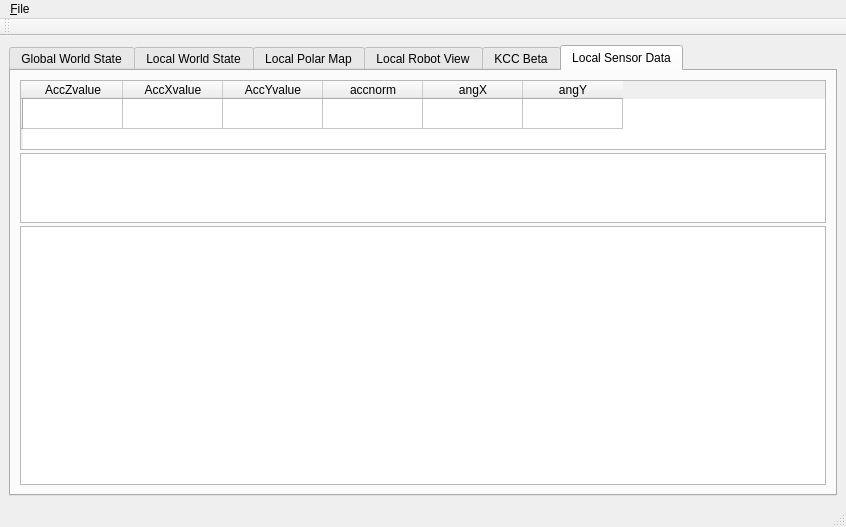
First picture: the form in GUITools/KMonitor/KMonitor.ui, repository kouretes/Monas, before the edit.
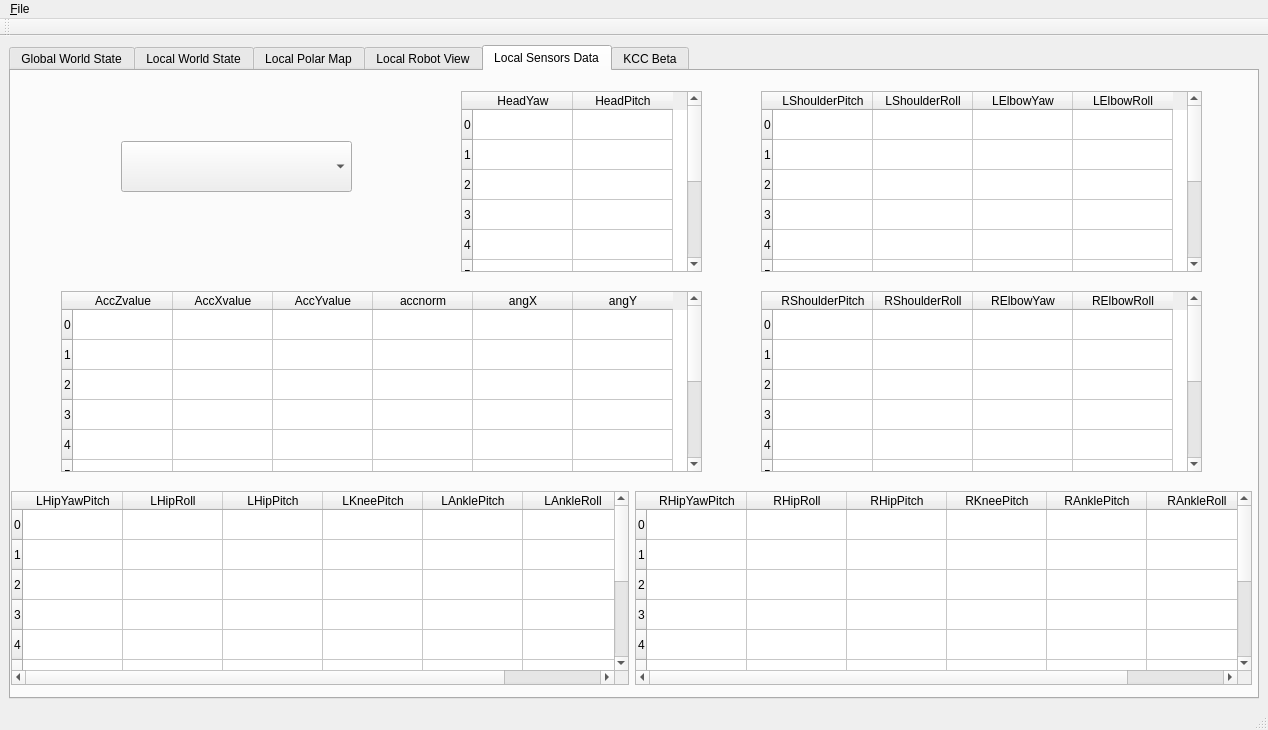
Second picture: the form after the edit. The open tabs and pages were chosen to show the change. Custom widgets are drawn as their Qt base class.

Commit message: Local Sensors Data first commit

What changed in the file:
```diff
--- a/GUITools/KMonitor/KMonitor.ui
+++ b/GUITools/KMonitor/KMonitor.ui
@@ -6,8 +6,8 @@
    <rect>
     <x>0</x>
     <y>0</y>
-    <width>846</width>
-    <height>527</height>
+    <width>1268</width>
+    <height>730</height>
    </rect>
   </property>
   <property name="windowTitle">
@@ -286,88 +286,564 @@
         </item>
        </layout>
       </widget>
+      <widget class="QWidget" name="LSDTab">
+       <attribute name="title">
+        <string>Local Sensors Data</string>
+       </attribute>
+       <widget class="QWidget" name="horizontalLayoutWidget">
+        <property name="geometry">
+         <rect>
+          <x>0</x>
+          <y>420</y>
+          <width>1241</width>
+          <height>194</height>
+         </rect>
+        </property>
+        <layout class="QHBoxLayout" name="horizontalLayout_11">
+         <item>
+          <widget class="QTableWidget" name="LSDLLegTableWidget">
+           <row>
+            <property name="text">
+             <string>0</string>
+            </property>
+           </row>
+           <row>
+            <property name="text">
+             <string>1</string>
+            </property>
+           </row>
+           <row>
+            <property name="text">
+             <string>2</string>
+            </property>
+           </row>
+           <row>
+            <property name="text">
+             <string>3</string>
+            </property>
+           </row>
+           <row>
+            <property name="text">
+             <string>4</string>
+            </property>
+           </row>
+           <row>
+            <property name="text">
+             <string>5</string>
+            </property>
+           </row>
+           <row>
+            <property name="text">
+             <string>6</string>
+            </property>
+           </row>
+           <row>
+            <property name="text">
+             <string>7</string>
+            </property>
+           </row>
+           <row>
+            <property name="text">
+             <string>8</string>
+            </property>
+           </row>
+           <row>
+            <property name="text">
+             <string>9</string>
+            </property>
+           </row>
+           <column>
+            <property name="text">
+             <string>LHipYawPitch</string>
+            </property>
+           </column>
+           <column>
+            <property name="text">
+             <string>LHipRoll</string>
+            </property>
+           </column>
+           <column>
+            <property name="text">
+             <string>LHipPitch</string>
+            </property>
+           </column>
+           <column>
+            <property name="text">
+             <string>LKneePitch</string>
+            </property>
+           </column>
+           <column>
+            <property name="text">
+             <string>LAnklePitch</string>
+            </property>
+           </column>
+           <column>
+            <property name="text">
+             <string>LAnkleRoll</string>
+            </property>
+           </column>
+          </widget>
+         </item>
+         <item>
+          <widget class="QTableWidget" name="LSDRLegTableWidget">
+           <row>
+            <property name="text">
+             <string>0</string>
+            </property>
+           </row>
+           <row>
+            <property name="text">
+             <string>1</string>
+            </property>
+           </row>
+           <row>
+            <property name="text">
+             <string>2</string>
+            </property>
+           </row>
+           <row>
+            <property name="text">
+             <string>3</string>
+            </property>
+           </row>
+           <row>
+            <property name="text">
+             <string>4</string>
+            </property>
+           </row>
+           <row>
+            <property name="text">
+             <string>5</string>
+            </property>
+           </row>
+           <row>
+            <property name="text">
+             <string>6</string>
+            </property>
+           </row>
+           <row>
+            <property name="text">
+             <string>7</string>
+            </property>
+           </row>
+           <row>
+            <property name="text">
+             <string>8</string>
+            </property>
+           </row>
+           <row>
+            <property name="text">
+             <string>9</string>
+            </property>
+           </row>
+           <column>
+            <property name="text">
+             <string>RHipYawPitch</string>
+            </property>
+           </column>
+           <column>
+            <property name="text">
+             <string>RHipRoll</string>
+            </property>
+           </column>
+           <column>
+            <property name="text">
+             <string>RHipPitch</string>
+            </property>
+           </column>
+           <column>
+            <property name="text">
+             <string>RKneePitch</string>
+            </property>
+           </column>
+           <column>
+            <property name="text">
+             <string>RAnklePitch</string>
+            </property>
+           </column>
+           <column>
+            <property name="text">
+             <string>RAnkleRoll</string>
+            </property>
+           </column>
+          </widget>
+         </item>
+        </layout>
+       </widget>
+       <widget class="QTableWidget" name="LSDRArmTableWidget">
+        <property name="geometry">
+         <rect>
+          <x>750</x>
+          <y>220</y>
+          <width>441</width>
+          <height>181</height>
+         </rect>
+        </property>
+        <row>
+         <property name="text">
+          <string>0</string>
+         </property>
+        </row>
+        <row>
+         <property name="text">
+          <string>1</string>
+         </property>
+        </row>
+        <row>
+         <property name="text">
+          <string>2</string>
+         </property>
+        </row>
+        <row>
+         <property name="text">
+          <string>3</string>
+         </property>
+        </row>
+        <row>
+         <property name="text">
+          <string>4</string>
+         </property>
+        </row>
+        <row>
+         <property name="text">
+          <string>5</string>
+         </property>
+        </row>
+        <row>
+         <property name="text">
+          <string>6</string>
+         </property>
+        </row>
+        <row>
+         <property name="text">
+          <string>7</string>
+         </property>
+        </row>
+        <row>
+         <property name="text">
+          <string>8</string>
+         </property>
+        </row>
+        <row>
+         <property name="text">
+          <string>9</string>
+         </property>
+        </row>
+        <column>
+         <property name="text">
+          <string>RShoulderPitch</string>
+         </property>
+        </column>
+        <column>
+         <property name="text">
+          <string>RShoulderRoll</string>
+         </property>
+        </column>
+        <column>
+         <property name="text">
+          <string>RElbowYaw</string>
+         </property>
+        </column>
+        <column>
+         <property name="text">
+          <string>RElbowRoll</string>
+         </property>
+        </column>
+       </widget>
+       <widget class="QTableWidget" name="LSDLArmTableWidget">
+        <property name="geometry">
+         <rect>
+          <x>750</x>
+          <y>20</y>
+          <width>441</width>
+          <height>181</height>
+         </rect>
+        </property>
+        <row>
+         <property name="text">
+          <string>0</string>
+         </property>
+        </row>
+        <row>
+         <property name="text">
+          <string>1</string>
+         </property>
+        </row>
+        <row>
+         <property name="text">
+          <string>2</string>
+         </property>
+        </row>
+        <row>
+         <property name="text">
+          <string>3</string>
+         </property>
+        </row>
+        <row>
+         <property name="text">
+          <string>4</string>
+         </property>
+        </row>
+        <row>
+         <property name="text">
+          <string>5</string>
+         </property>
+        </row>
+        <row>
+         <property name="text">
+          <string>6</string>
+         </property>
+        </row>
+        <row>
+         <property name="text">
+          <string>7</string>
+         </property>
+        </row>
+        <row>
+         <property name="text">
+          <string>8</string>
+         </property>
+        </row>
+        <row>
+         <property name="text">
+          <string>9</string>
+         </property>
+        </row>
+        <column>
+         <property name="text">
+          <string>LShoulderPitch</string>
+         </property>
+        </column>
+        <column>
+         <property name="text">
+          <string>LShoulderRoll</string>
+         </property>
+        </column>
+        <column>
+         <property name="text">
+          <string>LElbowYaw</string>
+         </property>
+        </column>
+        <column>
+         <property name="text">
+          <string>LElbowRoll</string>
+         </property>
+        </column>
+       </widget>
+       <widget class="QTableWidget" name="LSDInertialTableWidget">
+        <property name="geometry">
+         <rect>
+          <x>50</x>
+          <y>220</y>
+          <width>641</width>
+          <height>181</height>
+         </rect>
+        </property>
+        <property name="baseSize">
+         <size>
+          <width>0</width>
+          <height>0</height>
+         </size>
+        </property>
+        <property name="autoFillBackground">
+         <bool>false</bool>
+        </property>
+        <property name="frameShadow">
+         <enum>QFrame::Sunken</enum>
+        </property>
+        <property name="midLineWidth">
+         <number>0</number>
+        </property>
+        <property name="editTriggers">
+         <set>QAbstractItemView::NoEditTriggers</set>
+        </property>
+        <row>
+         <property name="text">
+          <string>0</string>
+         </property>
+        </row>
+        <row>
+         <property name="text">
+          <string>1</string>
+         </property>
+        </row>
+        <row>
+         <property name="text">
+          <string>2</string>
+         </property>
+        </row>
+        <row>
+         <property name="text">
+          <string>3</string>
+         </property>
+        </row>
+        <row>
+         <property name="text">
+          <string>4</string>
+         </property>
+        </row>
+        <row>
+         <property name="text">
+          <string>5</string>
+         </property>
+        </row>
+        <row>
+         <property name="text">
+          <string>6</string>
+         </property>
+        </row>
+        <row>
+         <property name="text">
+          <string>7</string>
+         </property>
+        </row>
+        <row>
+         <property name="text">
+          <string>8</string>
+         </property>
+        </row>
+        <row>
+         <property name="text">
+          <string>9</string>
+         </property>
+        </row>
+        <column>
+         <property name="text">
+          <string>AccZvalue</string>
+         </property>
+        </column>
+        <column>
+         <property name="text">
+          <string>AccXvalue</string>
+         </property>
+        </column>
+        <column>
+         <property name="text">
+          <string>AccYvalue</string>
+         </property>
+        </column>
+        <column>
+         <property name="text">
+          <string>accnorm</string>
+         </property>
+        </column>
+        <column>
+         <property name="text">
+          <string>angX</string>
+         </property>
+        </column>
+        <column>
+         <property name="text">
+          <string>angY</string>
+         </property>
+        </column>
+       </widget>
+       <widget class="QTableWidget" name="LSDHeadTableWidget">
+        <property name="geometry">
+         <rect>
+          <x>450</x>
+          <y>20</y>
+          <width>241</width>
+          <height>181</height>
+         </rect>
+        </property>
+        <row>
+         <property name="text">
+          <string>0</string>
+         </property>
+        </row>
+        <row>
+         <property name="text">
+          <string>1</string>
+         </property>
+        </row>
+        <row>
+         <property name="text">
+          <string>2</string>
+         </property>
+        </row>
+        <row>
+         <property name="text">
+          <string>3</string>
+         </property>
+        </row>
+        <row>
+         <property name="text">
+          <string>4</string>
+         </property>
+        </row>
+        <row>
+         <property name="text">
+          <string>5</string>
+         </property>
+        </row>
+        <row>
+         <property name="text">
+          <string>6</string>
+         </property>
+        </row>
+        <row>
+         <property name="text">
+          <string>7</string>
+         </property>
+        </row>
+        <row>
+         <property name="text">
+          <string>8</string>
+         </property>
+        </row>
+        <row>
+         <property name="text">
+          <string>9</string>
+         </property>
+        </row>
+        <column>
+         <property name="text">
+          <string>HeadYaw</string>
+         </property>
+        </column>
+        <column>
+         <property name="text">
+          <string>HeadPitch</string>
+         </property>
+        </column>
+        <item row="0" column="0">
+         <property name="text">
+          <string/>
+         </property>
+        </item>
+        <item row="0" column="1">
+         <property name="text">
+          <string/>
+         </property>
+        </item>
+        <item row="1" column="0">
+         <property name="text">
+          <string/>
+         </property>
+        </item>
+        <item row="1" column="1">
+         <property name="text">
+          <string/>
+         </property>
+        </item>
+       </widget>
+       <widget class="QComboBox" name="LSDComboBox">
+        <property name="geometry">
+         <rect>
+          <x>110</x>
+          <y>70</y>
+          <width>231</width>
+          <height>51</height>
+         </rect>
+        </property>
+       </widget>
+      </widget>
       <widget class="KccHandler" name="KCCTab">
        <attribute name="title">
         <string>KCC Beta</string>
        </attribute>
       </widget>
-      <widget class="QWidget" name="LSDTab">
-       <attribute name="title">
-        <string>Local Sensor Data</string>
-       </attribute>
-       <layout class="QVBoxLayout" name="verticalLayout_4">
-        <item>
-         <layout class="QVBoxLayout" name="verticalLayout_3" stretch="1,1,4">
-          <property name="spacing">
-           <number>3</number>
-          </property>
-          <item>
-           <widget class="QTableWidget" name="LSDTableWidget_1">
-            <property name="baseSize">
-             <size>
-              <width>0</width>
-              <height>0</height>
-             </size>
-            </property>
-            <property name="autoFillBackground">
-             <bool>false</bool>
-            </property>
-            <property name="frameShadow">
-             <enum>QFrame::Sunken</enum>
-            </property>
-            <property name="midLineWidth">
-             <number>0</number>
-            </property>
-            <property name="editTriggers">
-             <set>QAbstractItemView::NoEditTriggers</set>
-            </property>
-            <row>
-             <property name="text">
-              <string/>
-             </property>
-            </row>
-            <column>
-             <property name="text">
-              <string>AccZvalue</string>
-             </property>
-            </column>
-            <column>
-             <property name="text">
-              <string>AccXvalue</string>
-             </property>
-            </column>
-            <column>
-             <property name="text">
-              <string>AccYvalue</string>
-             </property>
-            </column>
-            <column>
-             <property name="text">
-              <string>accnorm</string>
-             </property>
-            </column>
-            <column>
-             <property name="text">
-              <string>angX</string>
-             </property>
-            </column>
-            <column>
-             <property name="text">
-              <string>angY</string>
-             </property>
-            </column>
-           </widget>
-          </item>
-          <item>
-           <widget class="QTableWidget" name="LSDTableWidget_2"/>
-          </item>
-          <item>
-           <widget class="QTableWidget" name="LSDTableWidget_3"/>
-          </item>
-         </layout>
-        </item>
-       </layout>
-      </widget>
      </widget>
     </item>
    </layout>
@@ -377,7 +853,7 @@
     <rect>
      <x>0</x>
      <y>0</y>
-     <width>846</width>
+     <width>1268</width>
      <height>25</height>
     </rect>
    </property>
```
Left out of the diff: 2 changed lines with no effect on the pictures. The commit also changes 7 other files.
